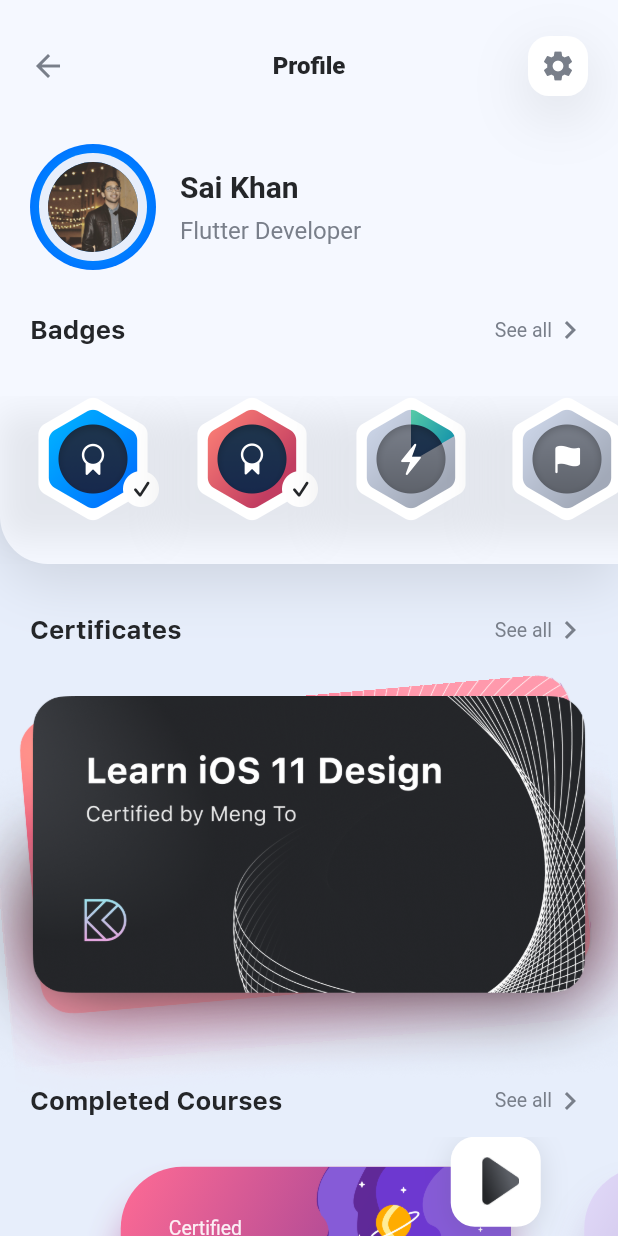
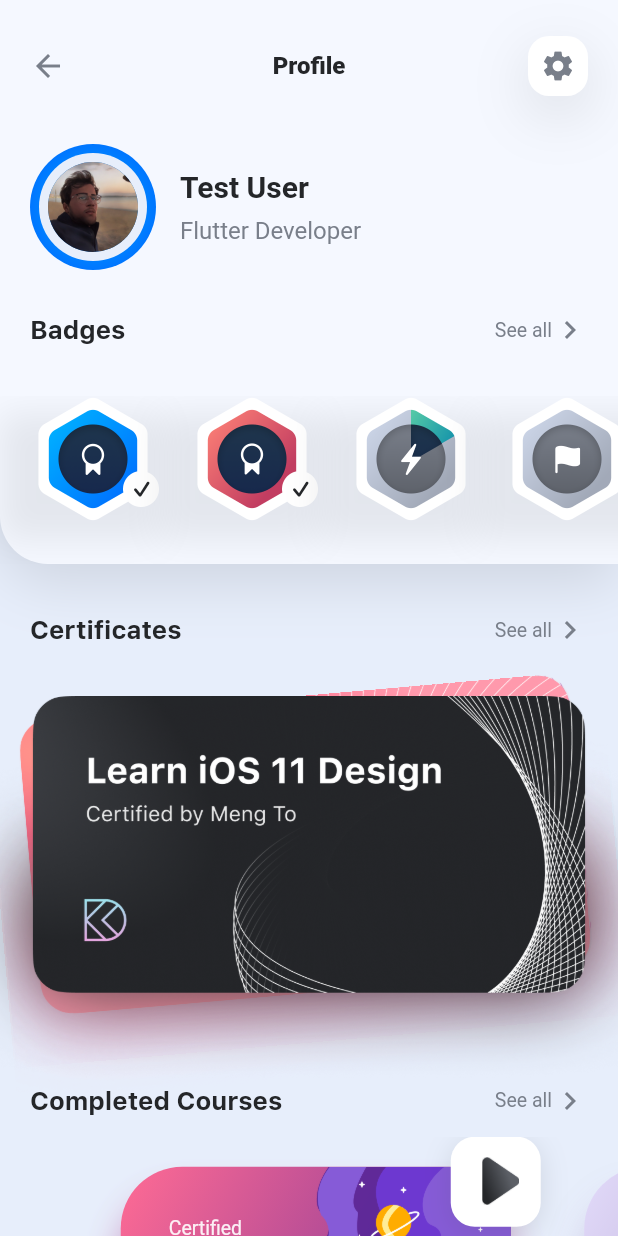
Before and after one commit to FlorianWoelki/course-poc, a Flutter app: the ProfileScreen screen opened directly, on a phone screen of 412 x 824 dp. Run offline on Flutter 3.47's test engine with Material 2 defaults, Android fonts, the light colour scheme and no system bars; our stand-ins replace sliding_up_panel.

Commit message:
refactor: change data for test user

```diff
--- a/lib/screens/profile_screen.dart
+++ b/lib/screens/profile_screen.dart
@@ -139,7 +139,7 @@
                             crossAxisAlignment: CrossAxisAlignment.start,
                             children: [
                               Text(
-                                "Sai Khan",
+                                "Test User",
                                 style: kTitle2Style,
                               ),
                               const SizedBox(height: 8.0),
--- a/lib/screens/sidebar_screen.dart
+++ b/lib/screens/sidebar_screen.dart
@@ -38,7 +38,7 @@
                   crossAxisAlignment: CrossAxisAlignment.start,
                   children: [
                     Text(
-                      "Sai Kumar",
+                      "Test User",
                       style: kHeadlineLabelStyle,
                     ),
                     const SizedBox(
```
Also changed, not shown: asset/images/profile.jpg.
